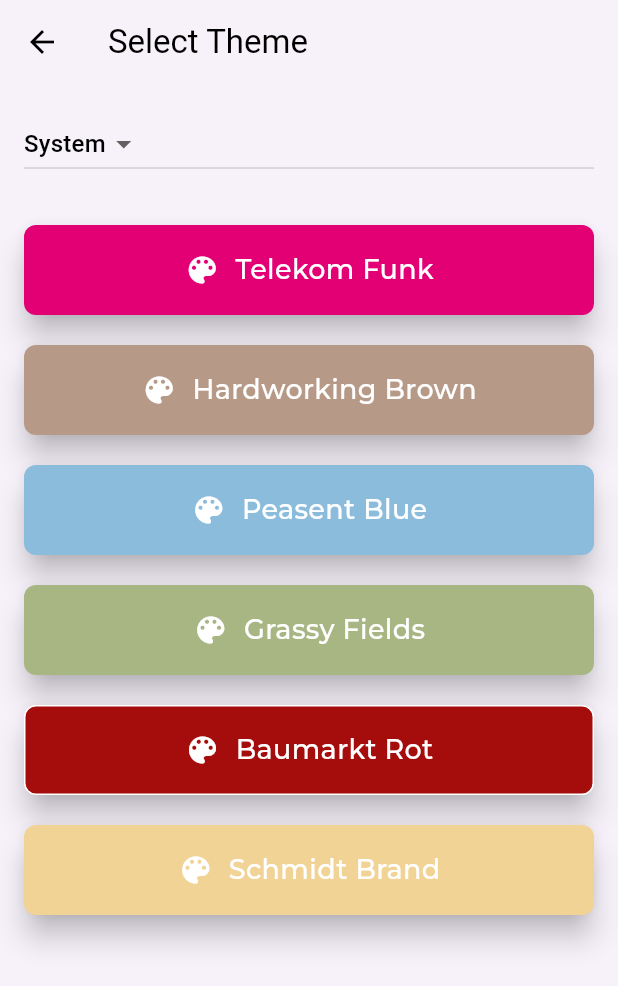
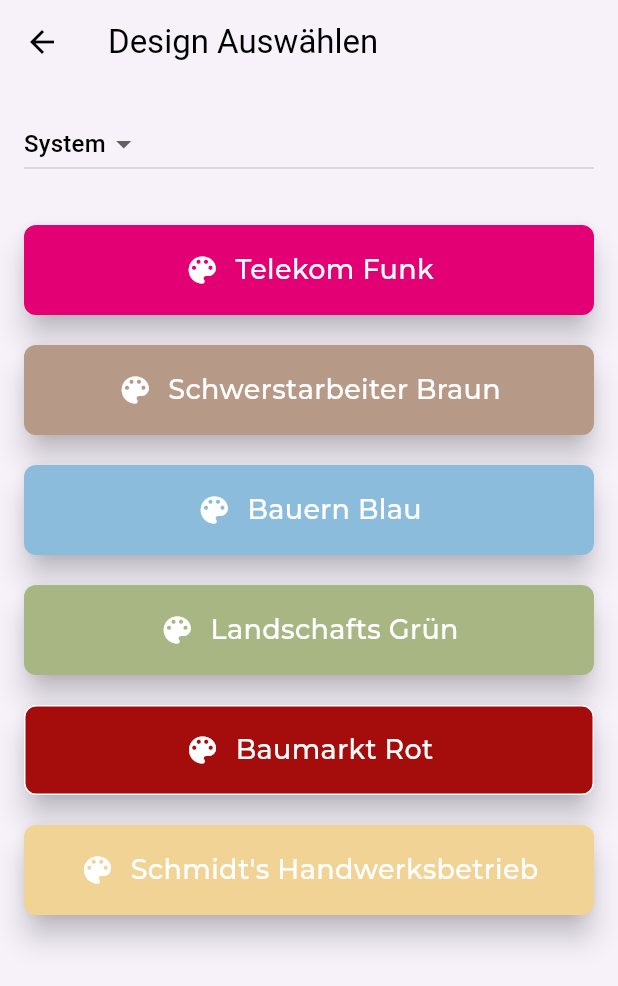
Before and after one commit to Squad-Mandalore/ttfrontend, a Flutter app: the ThemeSelectionPage screen opened directly, on a phone screen of 412 x 824 dp. Shown: the top 986 px of the screen. Run offline on Flutter 3.47's test engine with Material 3 defaults, Android fonts, the phone set to English and light mode, and no system bars; our stand-ins replace dotted_border, shared_preferences; accounts and stored records are empty; project files that could hold a hidden picture were left out.

Commit message:
theme germanification

```diff
--- a/lib/pages/theme_selection/theme_selection_page.dart
+++ b/lib/pages/theme_selection/theme_selection_page.dart
@@ -13,7 +13,7 @@ class ThemeSelectionPage extends StatelessWidget {
 
     return Scaffold(
       appBar: AppBar(
-        title: const Text('Select Theme'),
+        title: const Text('Design Auswählen'),
       ),
       body: Padding(
         padding: const EdgeInsets.all(16.0),
@@ -34,11 +34,11 @@ class ThemeSelectionPage extends StatelessWidget {
                 ),
                 DropdownMenuItem(
                   value: ThemeMode.light,
-                  child: Text('Light'),
+                  child: Text('Hell'),
                 ),
                 DropdownMenuItem(
                   value: ThemeMode.dark,
-                  child: Text('Dark'),
+                  child: Text('Dunkel'),
                 ),
               ],
             ),
@@ -62,7 +62,7 @@ class ThemeSelectionPage extends StatelessWidget {
             ),
             const SizedBox(height: 20),
             CustomButton(
-              buttonText: 'Hardworking Brown',
+              buttonText: 'Schwerstarbeiter Braun',
               buttonColour: _getButtonColor(
                 selectedTheme == 'HardworkingBrown',
                 themeProvider,
@@ -80,7 +80,7 @@ class ThemeSelectionPage extends StatelessWidget {
             ),
             const SizedBox(height: 20),
             CustomButton(
-              buttonText: 'Peasent Blue',
+              buttonText: 'Bauern Blau',
               buttonColour: _getButtonColor(
                 selectedTheme == 'PeasentBlue',
                 themeProvider,
@@ -98,7 +98,7 @@ class ThemeSelectionPage extends StatelessWidget {
             ),
             const SizedBox(height: 20),
             CustomButton(
-              buttonText: 'Grassy Fields',
+              buttonText: 'Landschafts Grün',
               buttonColour: _getButtonColor(
                 selectedTheme == 'GrassyFields',
                 themeProvider,
@@ -134,7 +134,7 @@ class ThemeSelectionPage extends StatelessWidget {
             ),
             const SizedBox(height: 20),
             CustomButton(
-              buttonText: 'Schmidt Brand',
+              buttonText: "Schmidt's Handwerksbetrieb",
               buttonColour: _getButtonColor(
                 selectedTheme == 'SchmidtBrand',
                 themeProvider,
```
